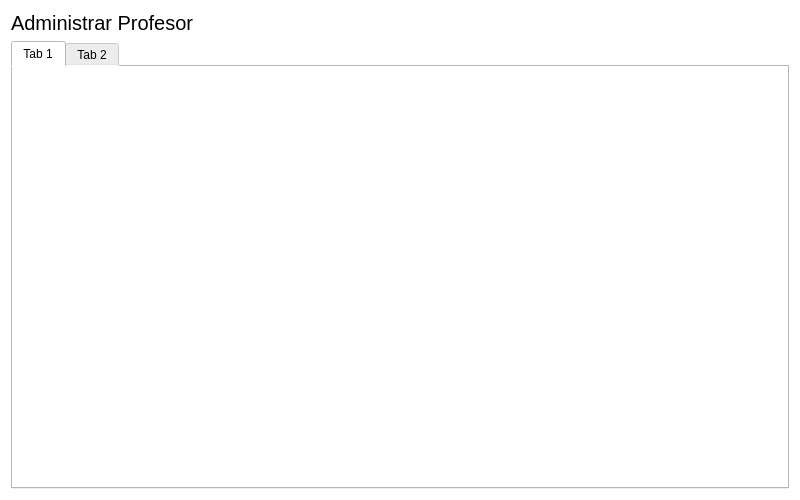
This is Proyecto/adminprofesor.ui in carlosvelaquez/ProyectoTBDII as Qt 5 draws it before an edit. The edited form follows.
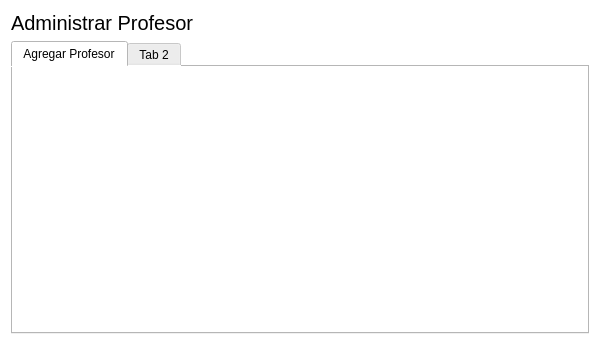
This is the edited form.

What changed in the file:
```diff
--- a/Proyecto/adminprofesor.ui
+++ b/Proyecto/adminprofesor.ui
@@ -6,8 +6,8 @@
    <rect>
     <x>0</x>
     <y>0</y>
-    <width>800</width>
-    <height>500</height>
+    <width>600</width>
+    <height>345</height>
    </rect>
   </property>
   <property name="windowTitle">
@@ -33,7 +33,7 @@
     <widget class="QTabWidget" name="tabWidget">
      <widget class="QWidget" name="tab">
       <attribute name="title">
-       <string>Tab 1</string>
+       <string>Agregar Profesor</string>
       </attribute>
      </widget>
      <widget class="QWidget" name="tab_2">
```
Left out of the diff: 3 changed lines with no effect on the pictures.
